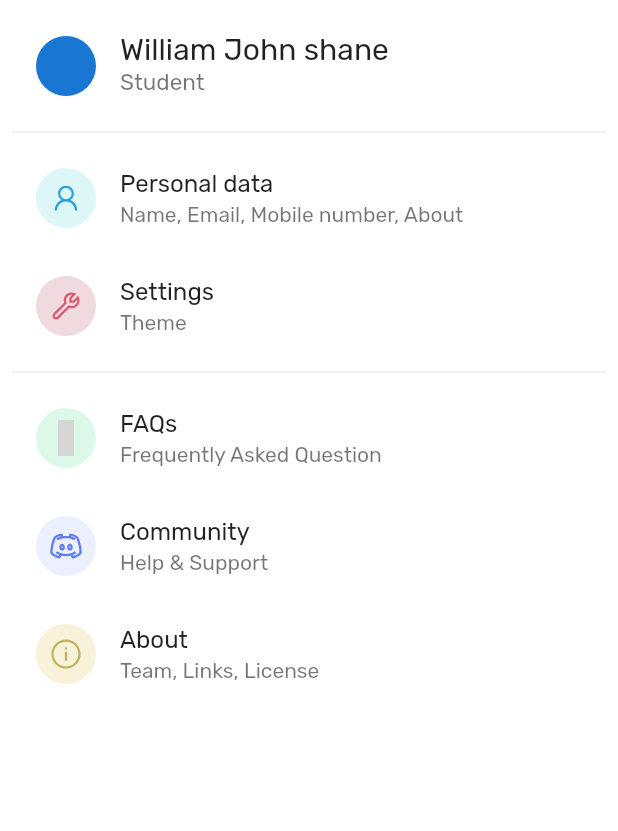
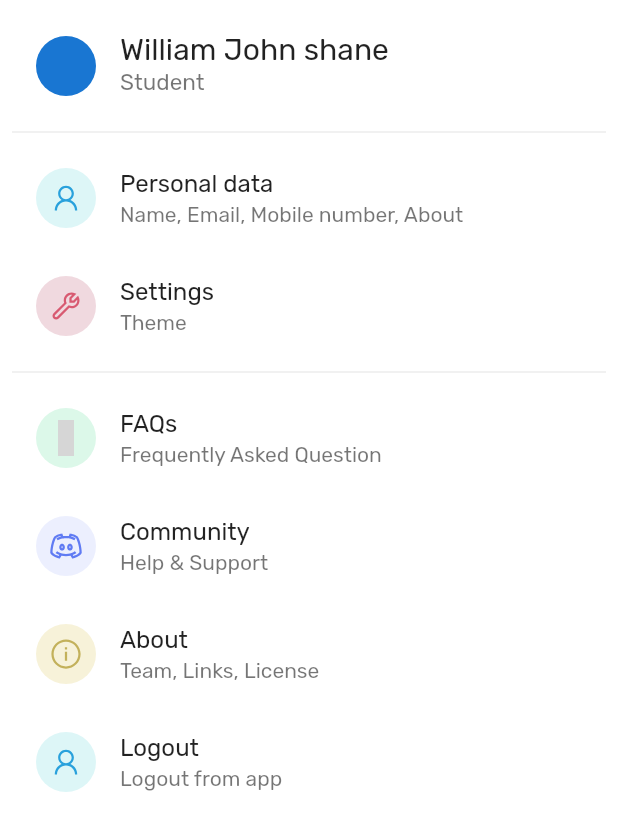
Before and after one commit to CSEKINGS/book_donation_flutter, a Flutter app: the MiscellaneousView screen opened directly, on a phone screen of 412 x 824 dp. Shown: the top 831 px of the screen. Run offline on Flutter 3.47's test engine with Material 2 defaults, Android fonts, the phone set to English and light mode, and no system bars; our stand-ins replace google_maps_flutter, line_icons, shared_preferences; missing offline and left inert: day_night_switcher; accounts and stored records are empty; grey boxes are pictures that could not be loaded.

Commit message:
added logout option

```diff
--- a/lib/views/miscellaneous_view.dart
+++ b/lib/views/miscellaneous_view.dart
@@ -143,6 +143,18 @@ class _MiscellaneousViewState extends State<MiscellaneousView> {
                     );
                   },
                 ),
+                ListTile(
+                  title: const Text('Logout'),
+                  subtitle: const Text('Logout from app'),
+                  leading: const CustomListTileIcon(
+                    tileIcon: LineIcons.user,
+                    iconColor: Color(0xFF29A1DC),
+                    iconBackgroundColor: Color(0xFFDDF6F7),
+                  ),
+                  onTap: () {
+                    Navigator.pop(context);
+                  },
+                ),
               ],
             ),
           ],
```
